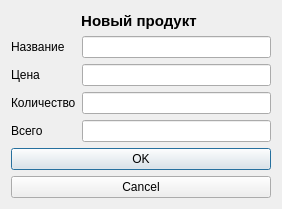
The window that Dialog_Input_New/dialog_input_new_item.ui (FenyukAndrew/QtShopping) describes before a commit, drawn with Qt 5.
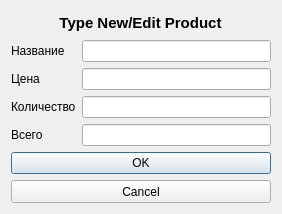
The same window after the commit.

What changed in the file:
```diff
--- a/Dialog_Input_New/dialog_input_new_item.ui
+++ b/Dialog_Input_New/dialog_input_new_item.ui
@@ -7,7 +7,7 @@
     <x>0</x>
     <y>0</y>
     <width>282</width>
-    <height>209</height>
+    <height>214</height>
    </rect>
   </property>
   <property name="sizePolicy">
@@ -41,7 +41,7 @@
         </font>
        </property>
        <property name="text">
-        <string>Новый продукт </string>
+        <string>Type New/Edit Product</string>
        </property>
        <property name="textFormat">
         <enum>Qt::AutoText</enum>
```
Left out of the diff: 2 changed lines with no effect on the pictures.
